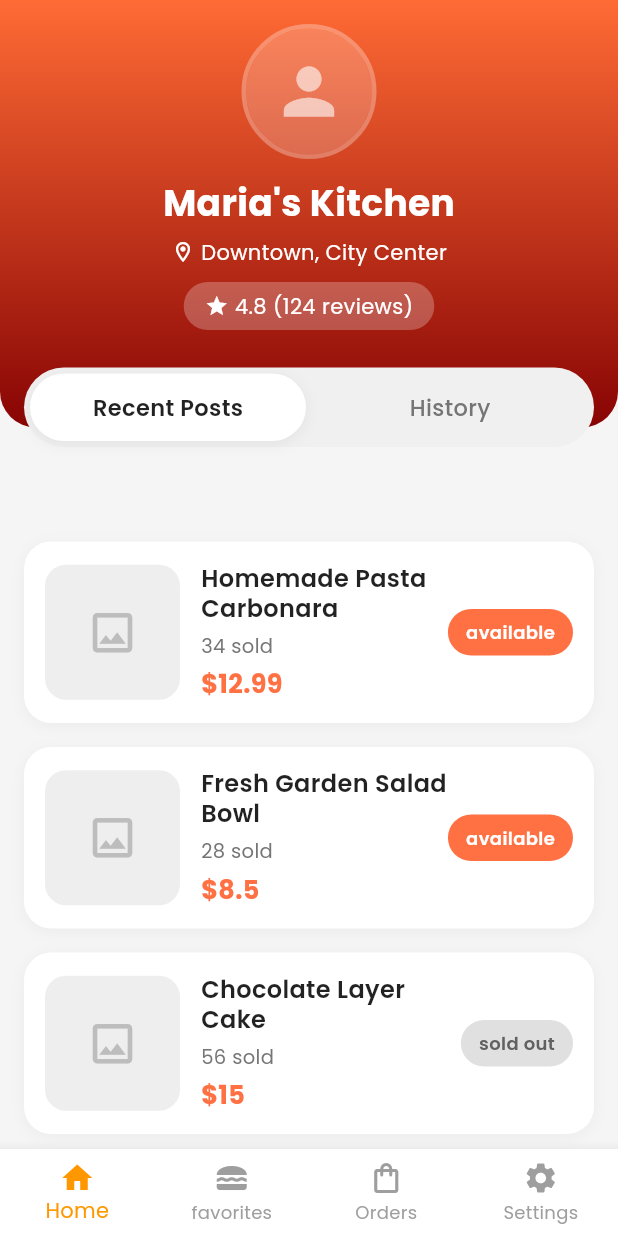
After one commit to scofild18/Makelti_project, a Flutter app: the ClientCookProfile screen opened by its route, on a phone screen of 412 x 824 dp. The commit adds this screen. Run offline on Flutter 3.47's test engine with Material 3 defaults, Android fonts, the phone set to English and light mode, and no system bars; our stand-ins replace flutter_bloc, flutter_dotenv, go_router, google_fonts, sqflite, supabase_flutter; accounts and stored records are empty.

Commit message:
feat: add ClientCookProfile screen

```diff
--- a/frontend_2/lib/routing/app_router_congif.dart
+++ b/frontend_2/lib/routing/app_router_congif.dart
@@ -1,5 +1,6 @@
 
 import 'package:Makelti/logic/cubit/auth/auth_cubit.dart' show AuthCubit;
+import 'package:Makelti/screens/client_cook_profile.dart';
 import 'package:Makelti/screens/client_favourites_screen.dart';
 import 'package:Makelti/screens/client_orders_management.dart';
 import 'package:Makelti/screens/cook_home.dart';
@@ -107,6 +108,11 @@ class AppRouterConfig {
       name: 'cook_profile',
       builder: (context, state) => const CookProfile(),
     ),
+    GoRoute(
+      path: '/client_cook_profile',
+      name: 'client_cook_profile',
+      builder: (context, state) => const ClientCookProfile(),
+    ),
       GoRoute(
       path: '/cook_menu',
       name: 'cook_menu',
--- /dev/null
+++ b/frontend_2/lib/screens/client_cook_profile.dart
@@ -0,0 +1,285 @@
+import 'package:flutter/material.dart';
+
+class ClientCookProfile extends StatefulWidget {
+  const ClientCookProfile({super.key});
+
+  @override
+  State<ClientCookProfile> createState() => _ClientCookProfileState();
+}
+
+class _ClientCookProfileState extends State<ClientCookProfile> {
+  int _selectedTab = 0; // 0 for Recent Posts, 1 for History
+  final TextEditingController _nameController =
+      TextEditingController(text: "Maria's Kitchen");
+  final TextEditingController _locationController =
+      TextEditingController(text: "Downtown, City Center");
+
+  @override
+  Widget build(BuildContext context) {
+    return Scaffold(
+      backgroundColor: const Color(0xFFF5F5F5),
+      body: SingleChildScrollView(
+        child: Column(
+          children: [
+            // HEADER SECTION
+            Container(
+              decoration: const BoxDecoration(
+                gradient: LinearGradient(
+                  begin: Alignment.topCenter,
+                  end: Alignment.bottomCenter,
+                  colors: [Color(0xFFFF6B35), Color(0xFF880404)],
+                ),
+                borderRadius: BorderRadius.only(
+                  bottomLeft: Radius.circular(24),
+                  bottomRight: Radius.circular(24),
+                ),
+              ),
+              child: SafeArea(
+                child: Column(
+                  children: [
+                    // No edit button for client view
+                    const SizedBox(height: 16),
+
+                    // Profile Image
+                    Container(
+                      width: 90,
+                      height: 90,
+                      decoration: BoxDecoration(
+                        shape: BoxShape.circle,
+                        border: Border.all(
+                          color: Colors.white.withOpacity(0.3),
+                          width: 3,
+                        ),
+                      ),
+                      child: CircleAvatar(
+                        backgroundColor: Colors.white.withOpacity(0.2),
+                        child: Icon(
+                          Icons.person,
+                          size: 50,
+                          color: Colors.white.withOpacity(0.6),
+                        ),
+                      ),
+                    ),
+
+                    const SizedBox(height: 12),
+
+                    // Name
+                    Text(
+                      _nameController.text,
+                      style: const TextStyle(
+                        color: Colors.white,
+                        fontSize: 24,
+                        fontWeight: FontWeight.bold,
+                      ),
+                    ),
+
+                    const SizedBox(height: 6),
+
+                    // Location
+                    Row(
+                      mainAxisAlignment: MainAxisAlignment.center,
+                      children: [
+                        const Icon(Icons.location_on_outlined,
+                            color: Colors.white, size: 16),
+                        const SizedBox(width: 4),
+                        Text(
+                          _locationController.text,
+                          style: const TextStyle(
+                              color: Colors.white, fontSize: 14),
+                        ),
+                      ],
+                    ),
+
+                    const SizedBox(height: 10),
+
+                    // Rating
+                    Container(
+                      padding: const EdgeInsets.symmetric(
+                          horizontal: 14, vertical: 6),
+                      decoration: BoxDecoration(
+                        color: Colors.white.withOpacity(0.25),
+                        borderRadius: BorderRadius.circular(20),
+                      ),
+                      child: const Row(
+                        mainAxisSize: MainAxisSize.min,
+                        children: [
+                          Icon(Icons.star, color: Colors.white, size: 16),
+                          SizedBox(width: 4),
+                          Text(
+                            "4.8 (124 reviews)",
+                            style: TextStyle(color: Colors.white, fontSize: 14),
+                          ),
+                        ],
+                      ),
+                    ),
+
+                    const SizedBox(height: 65),
+                  ],
+                ),
+              ),
+            ),
+
+            // Tabs + Posts
+            Transform.translate(
+              offset: const Offset(0, -40),
+              child: _buildTabs(),
+            ),
+            const SizedBox(height: 15),
+            _selectedTab == 0 ? _buildRecentPosts() : _buildHistory(),
+            const SizedBox(height: 100),
+          ],
+        ),
+      ),
+    );
+  }
+
+  Widget _buildTabs() => Padding(
+        padding: const EdgeInsets.symmetric(horizontal: 16),
+        child: Container(
+          padding: const EdgeInsets.all(4),
+          decoration: BoxDecoration(
+            color: const Color(0xFFF0F0F0),
+            borderRadius: BorderRadius.circular(28),
+          ),
+          child: Row(
+            children: [
+              Expanded(
+                child: GestureDetector(
+                  onTap: () {
+                    setState(() => _selectedTab = 0);
+                  },
+                  child: _buildTab("Recent Posts", _selectedTab == 0),
+                ),
+              ),
+              const SizedBox(width: 4),
+              Expanded(
+                child: GestureDetector(
+                  onTap: () {
+                    setState(() => _selectedTab = 1);
+                  },
+                  child: _buildTab("History", _selectedTab == 1),
+                ),
+              ),
+            ],
+          ),
+        ),
+      );
+
+  Widget _buildTab(String text, bool isSelected) => Container(
+        padding: const EdgeInsets.symmetric(vertical: 12),
+        decoration: BoxDecoration(
+          color: isSelected ? Colors.white : Colors.transparent,
+          borderRadius: BorderRadius.circular(24),
+          boxShadow: isSelected
+              ? [
+                  BoxShadow(
+                      color: Colors.black.withOpacity(0.06),
+                      blurRadius: 8,
+                      offset: const Offset(0, 2))
+                ]
+              : [],
+        ),
+        child: Center(
+          child: Text(
+            text,
+            style: TextStyle(
+              fontSize: 15,
+              fontWeight: isSelected ? FontWeight.w600 : FontWeight.w500,
+              color: isSelected ? Colors.black87 : Colors.grey[600],
+            ),
+          ),
+        ),
+      );
+
+  Widget _buildRecentPosts() => Column(
+        children: [
+          _buildMealItem("Homemade Pasta Carbonara", "34 sold", "\$12.99",
+              "available", true),
+          _buildMealItem(
+              "Fresh Garden Salad Bowl", "28 sold", "\$8.5", "available", true),
+          _buildMealItem("Chocolate Layer Cake", "56 sold", "\$15", "sold out",
+              false),
+        ],
+      );
+
+  Widget _buildHistory() => Column(
+        children: [
+          _buildMealItem("Grilled Salmon with Veggies", "89 sold", "\$18.99",
+              "sold out", false),
+          _buildMealItem("Caesar Salad Classic", "67 sold", "\$10.50",
+              "sold out", false),
+          _buildMealItem(
+              "Margherita Pizza Special", "124 sold", "\$14.99", "sold out", false),
+        ],
+      );
+
+  Widget _buildMealItem(
+          String name, String sold, String price, String status, bool isAvailable) =>
+      Padding(
+        padding: const EdgeInsets.symmetric(horizontal: 16, vertical: 8),
+        child: Container(
+          padding: const EdgeInsets.all(14),
+          decoration: BoxDecoration(
+            color: Colors.white,
+            borderRadius: BorderRadius.circular(18),
+            boxShadow: [
+              BoxShadow(
+                  color: Colors.black.withOpacity(0.04),
+                  blurRadius: 8,
+                  offset: const Offset(0, 2)),
+            ],
+          ),
+          child: Row(
+            children: [
+              Container(
+                width: 90,
+                height: 90,
+                decoration: BoxDecoration(
+                  color: Colors.grey[200],
+                  borderRadius: BorderRadius.circular(14),
+                ),
+                child: Icon(Icons.image_outlined,
+                    color: Colors.grey[400], size: 35),
+              ),
+              const SizedBox(width: 14),
+              Expanded(
+                child: Column(
+                  crossAxisAlignment: CrossAxisAlignment.start,
+                  children: [
+                    Text(name,
+                        style: const TextStyle(
+                            fontSize: 16,
+                            fontWeight: FontWeight.w600,
+                            color: Colors.black87,
+                            height: 1.25)),
+                    const SizedBox(height: 6),
+                    Text(sold, style: TextStyle(fontSize: 13, color: Colors.grey[600])),
+                    const SizedBox(height: 4),
+                    Text(price,
+                        style: const TextStyle(
+                            fontSize: 17,
+                            fontWeight: FontWeight.bold,
+                            color: Color(0xFFFF7043))),
+                  ],
+                ),
+              ),
+              Container(
+                padding: const EdgeInsets.symmetric(horizontal: 12, vertical: 7),
+                decoration: BoxDecoration(
+                  color: isAvailable ? const Color(0xFFFF7043) : Colors.grey[300],
+                  borderRadius: BorderRadius.circular(18),
+                ),
+                child: Text(
+                  status,
+                  style: TextStyle(
+                    color: isAvailable ? Colors.white : Colors.grey[700],
+                    fontSize: 12,
+                    fontWeight: FontWeight.w600,
+                  ),
+                ),
+              ),
+            ],
+          ),
+        ),
+      );
+}
--- a/frontend_2/lib/screens/home_screen.dart
+++ b/frontend_2/lib/screens/home_screen.dart
@@ -223,7 +223,7 @@ class _HomeScreenState extends State<HomeScreen> {
                     rating: store['rating'].toDouble(),
                     image: store['image'],
                     onTap: () {
-                      context.goNamed('cook_profile');
+                      context.goNamed('client_cook_profile');
                     },
                   );
                 },
```
